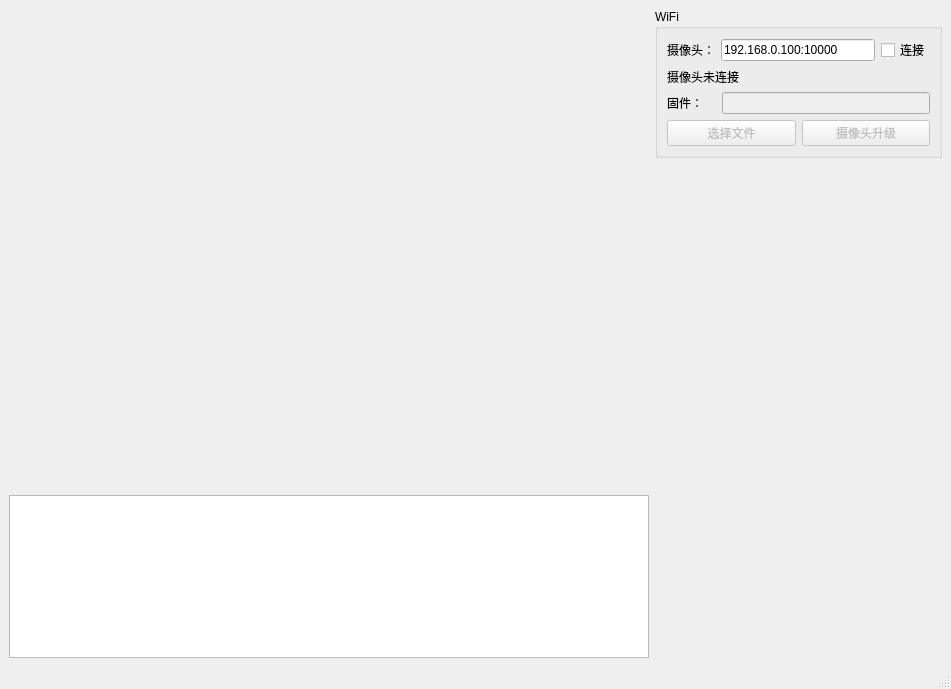
First picture: the form in src/ui/main_window.ui, repository 625607188/Camera-Collector, before the edit.
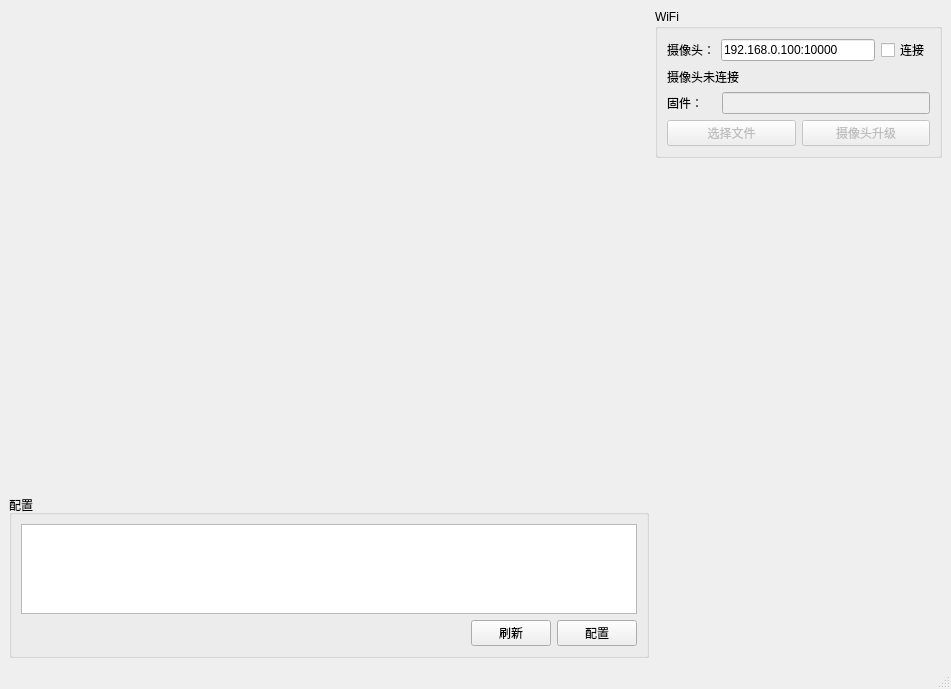
Second picture: the form after the edit.

Commit message: update config function

```diff
--- a/src/ui/main_window.ui
+++ b/src/ui/main_window.ui
@@ -29,9 +29,9 @@
    <bool>false</bool>
   </property>
   <widget class="QWidget" name="centralwidget">
-   <layout class="QHBoxLayout" name="horizontalLayout_2">
+   <layout class="QHBoxLayout" name="horizontalLayout_3">
     <item>
-     <layout class="QVBoxLayout" name="verticalLayout_5">
+     <layout class="QVBoxLayout" name="verticalLayout_4">
       <item>
        <widget class="QLabel" name="label_pic">
         <property name="minimumSize">
@@ -49,7 +49,47 @@
        </widget>
       </item>
       <item>
-       <widget class="QTextBrowser" name="textBrowser"/>
+       <widget class="QGroupBox" name="groupBox">
+        <property name="title">
+         <string>配置</string>
+        </property>
+        <layout class="QVBoxLayout" name="verticalLayout_3">
+         <item>
+          <widget class="QTextBrowser" name="textBrowser_config"/>
+         </item>
+         <item>
+          <layout class="QHBoxLayout" name="horizontalLayout_2">
+           <item>
+            <spacer name="horizontalSpacer">
+             <property name="orientation">
+              <enum>Qt::Horizontal</enum>
+             </property>
+             <property name="sizeHint" stdset="0">
+              <size>
+               <width>40</width>
+               <height>20</height>
+              </size>
+             </property>
+            </spacer>
+           </item>
+           <item>
+            <widget class="QPushButton" name="pushButton_refreshConfig">
+             <property name="text">
+              <string>刷新</string>
+             </property>
+            </widget>
+           </item>
+           <item>
+            <widget class="QPushButton" name="pushButton_config">
+             <property name="text">
+              <string>配置</string>
+             </property>
+            </widget>
+           </item>
+          </layout>
+         </item>
+        </layout>
+       </widget>
       </item>
      </layout>
     </item>
```
Left out of the diff: 36 changed lines with no effect on the pictures. The commit also changes 5 other files.
